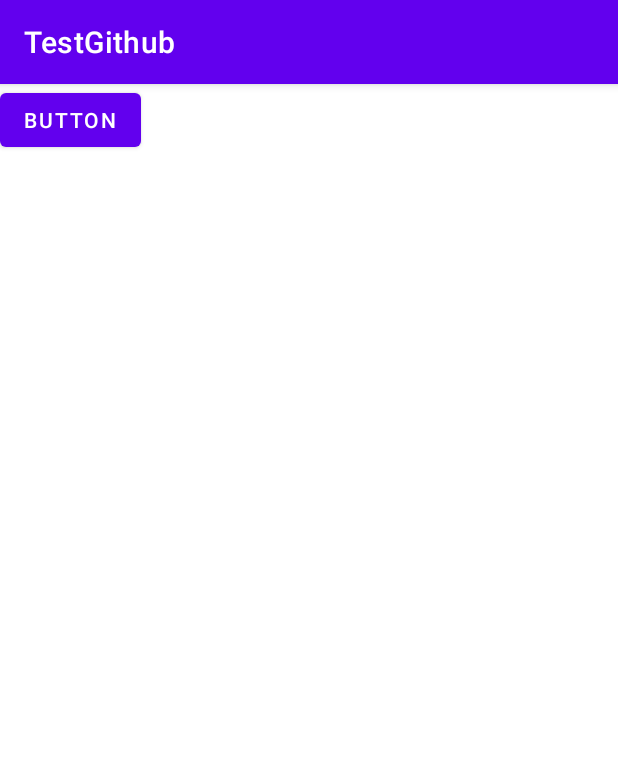
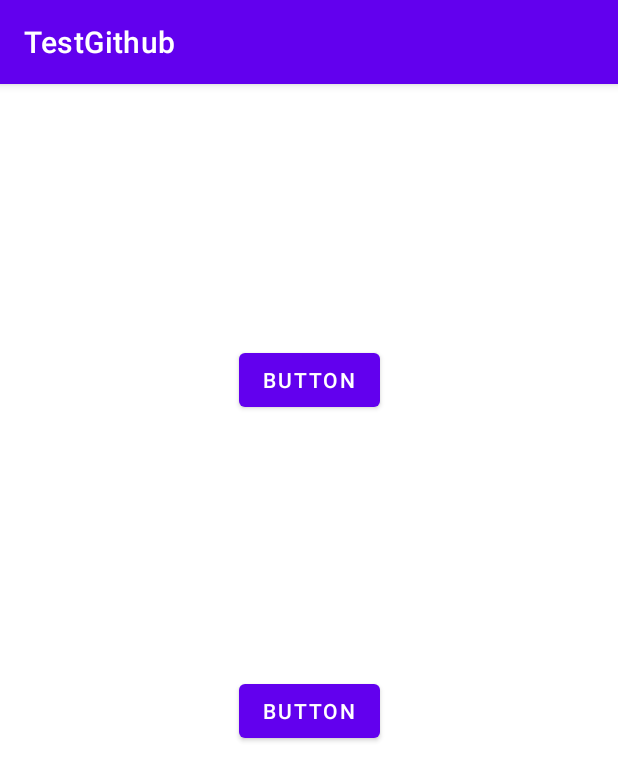
Before and after one commit to Apps50/TestGithub, an Android app: the screen it shows after launch (MainActivity), on a phone screen of 412 x 824 dp. Shown: the top 781 px of the screen. Run offline under Robolectric (Android 15) with nearby library versions, the phone set to English and light mode, and no system bars.

Commit message:
added another button

```diff
--- a/app/src/main/java/com/example/testgithub/MainActivity.java
+++ b/app/src/main/java/com/example/testgithub/MainActivity.java
@@ -12,5 +12,6 @@ public class MainActivity extends AppCompatActivity {
         super.onCreate(savedInstanceState);
         setContentView(R.layout.activity_main);
         Toast.makeText(this, "hi", Toast.LENGTH_SHORT).show();
+        Bundle v;
     }
 }
--- a/app/src/main/res/layout/activity_main.xml
+++ b/app/src/main/res/layout/activity_main.xml
@@ -11,7 +11,19 @@
         android:id="@+id/button"
         android:layout_width="wrap_content"
         android:layout_height="wrap_content"
+        android:layout_marginBottom="326dp"
         android:text="Button"
-        tools:layout_editor_absoluteX="170dp"
-        tools:layout_editor_absoluteY="357dp" />
+        app:layout_constraintBottom_toBottomOf="parent"
+        app:layout_constraintEnd_toEndOf="parent"
+        app:layout_constraintStart_toStartOf="parent" />
+
+    <Button
+        android:id="@+id/button2"
+        android:layout_width="wrap_content"
+        android:layout_height="wrap_content"
+        android:text="Button"
+        app:layout_constraintBottom_toTopOf="@+id/button"
+        app:layout_constraintEnd_toEndOf="parent"
+        app:layout_constraintStart_toStartOf="parent"
+        app:layout_constraintTop_toTopOf="parent" />
 </androidx.constraintlayout.widget.ConstraintLayout>
```
